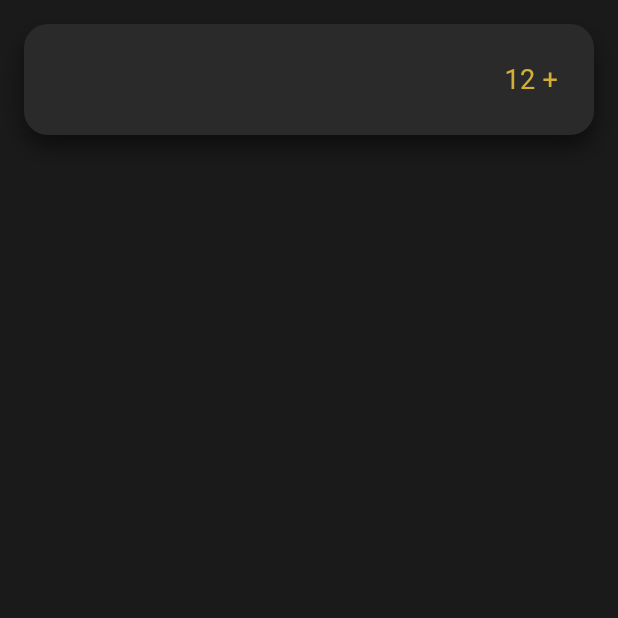
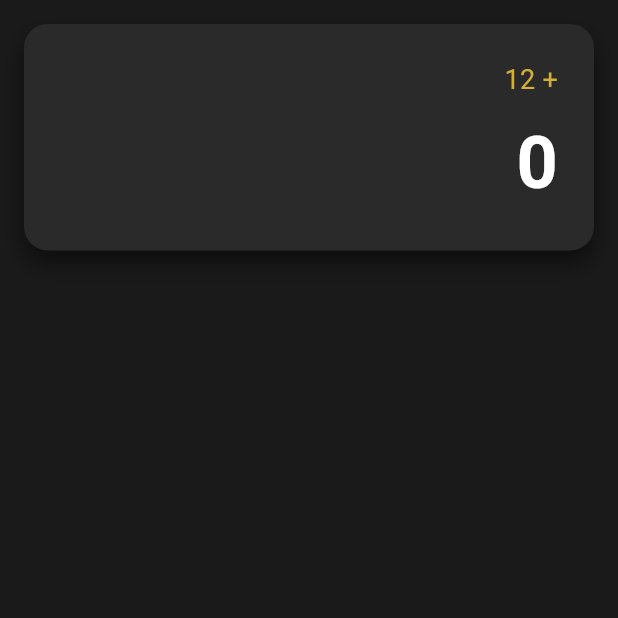
Before and after one commit to tatiana1104/calculadora, a Flutter app: the screen it shows after launch, on a phone screen of 412 x 824 dp, the top half of it. Run offline on Flutter 3.47's test engine with Material 3 defaults, Android fonts, the phone set to English and light mode, and no system bars.

Commit message:
Agregar texto principal grande del display: tamaño 48, bold y blanco

```diff
--- a/lib/main.dart
+++ b/lib/main.dart
@@ -35,18 +35,17 @@ class CalculatorScreen extends StatelessWidget {
         child: Padding(
           padding: const EdgeInsets.all(16.0), // Padding externo
           child: Column(
-            crossAxisAlignment: CrossAxisAlignment.end, // Alinear textos a la derecha
             children: [
-              // === Display (Commit 6) ===
+              // === Display completo (Commit 7) ===
               Container(
                 width: double.infinity,
-                padding: const EdgeInsets.all(24),
+                padding: const EdgeInsets.all(24), // Padding interno
                 decoration: BoxDecoration(
                   color: const Color(0xFF2A2A2A), // Fondo del display
-                  borderRadius: BorderRadius.circular(16),
+                  borderRadius: BorderRadius.circular(16), // Bordes redondeados
                   boxShadow: [
                     BoxShadow(
-                      color: Colors.black.withOpacity(0.5), // Sombra
+                      color: Colors.black.withOpacity(0.5), // Sombra marcada
                       blurRadius: 12,
                       offset: const Offset(0, 8),
                     ),
@@ -55,12 +54,24 @@ class CalculatorScreen extends StatelessWidget {
                 child: Column(
                   crossAxisAlignment: CrossAxisAlignment.end, // Alineación derecha
                   children: const [
-                    // === Texto de operación anterior ===
+                    // === Texto de la operación anterior ===
                     Text(
-                      "12 +", // Texto temporal
+                      "12 +", // Temporal
                       style: TextStyle(
-                        fontSize: 18, // Tamaño pequeño
+                        fontSize: 18,
                         color: Color(0xFFD4AF37), // Dorado
+                      ),
+                    ),
+
+                    SizedBox(height: 8), // Separación entre textos
+
+                    // === Texto principal del número ===
+                    Text(
+                      "0", // Temporal
+                      style: TextStyle(
+                        fontSize: 48, // Tamaño grande
+                        fontWeight: FontWeight.bold, // Negrita
+                        color: Colors.white, // Blanco
                       ),
                     ),
                   ],
```
